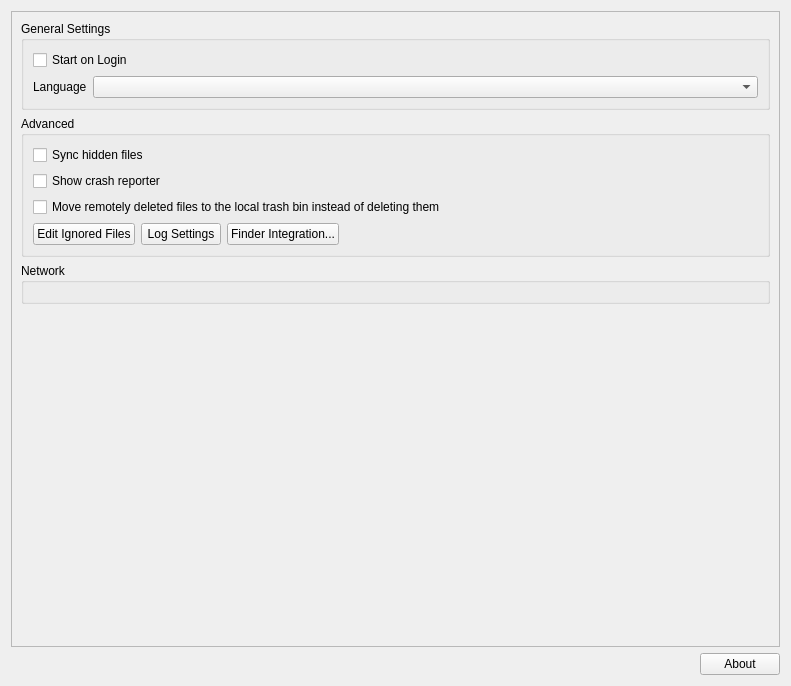
The window that src/gui/generalsettings.ui (restot/opencloud-desktop) describes before a commit, drawn with Qt 5.
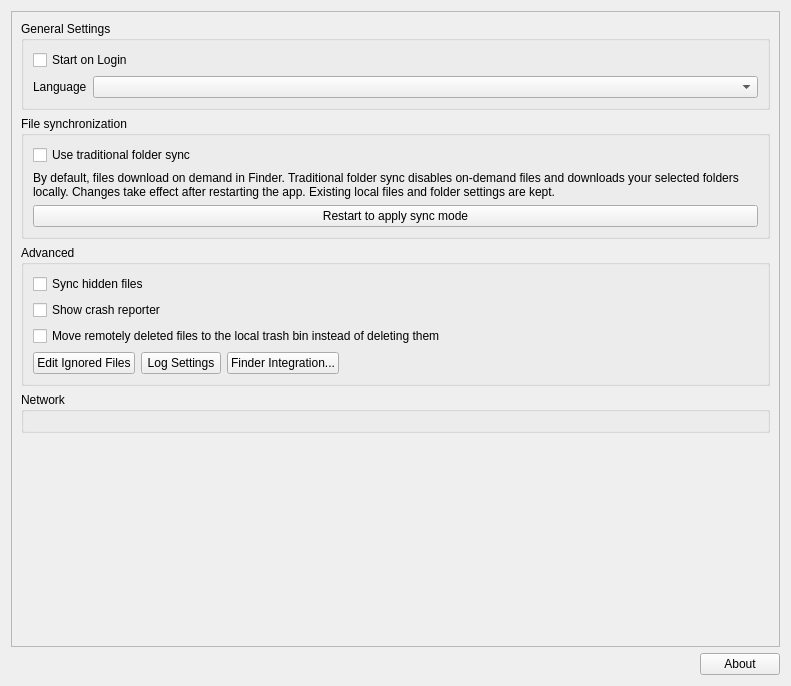
The same window after the commit. Custom widgets are drawn as their Qt base class.

Commit message:
Use one macOS sync provider at a time
Default to the compatible on-demand FileProvider extension and offer traditional folder sync in Settings. Apply switches on restart, disconnect domains before local sync starts, and preserve inactive folder settings and local files.

What changed in the file:
```diff
--- a/src/gui/generalsettings.ui
+++ b/src/gui/generalsettings.ui
@@ -84,6 +84,39 @@
          </layout>
         </widget>
        </item>
+       <item>
+        <widget class="QGroupBox" name="macSyncModeGroupBox">
+         <property name="title">
+          <string>File synchronization</string>
+         </property>
+         <layout class="QVBoxLayout" name="syncModeLayout">
+          <item>
+           <widget class="QCheckBox" name="traditionalFolderSyncCheckBox">
+            <property name="text">
+             <string>Use traditional folder sync</string>
+            </property>
+           </widget>
+          </item>
+          <item>
+           <widget class="QLabel" name="syncModeDescription">
+            <property name="text">
+             <string>By default, files download on demand in Finder. Traditional folder sync disables on-demand files and downloads your selected folders locally. Changes take effect after restarting the app. Existing local files and folder settings are kept.</string>
+            </property>
+            <property name="wordWrap">
+             <bool>true</bool>
+            </property>
+           </widget>
+          </item>
+          <item>
+           <widget class="QPushButton" name="restartSyncModeButton">
+            <property name="text">
+             <string>Restart to apply sync mode</string>
+            </property>
+           </widget>
+          </item>
+         </layout>
+        </widget>
+       </item>
        <item>
         <widget class="QGroupBox" name="advancedGroupBox">
          <property name="title">
```
The commit also changes 23 other files.
